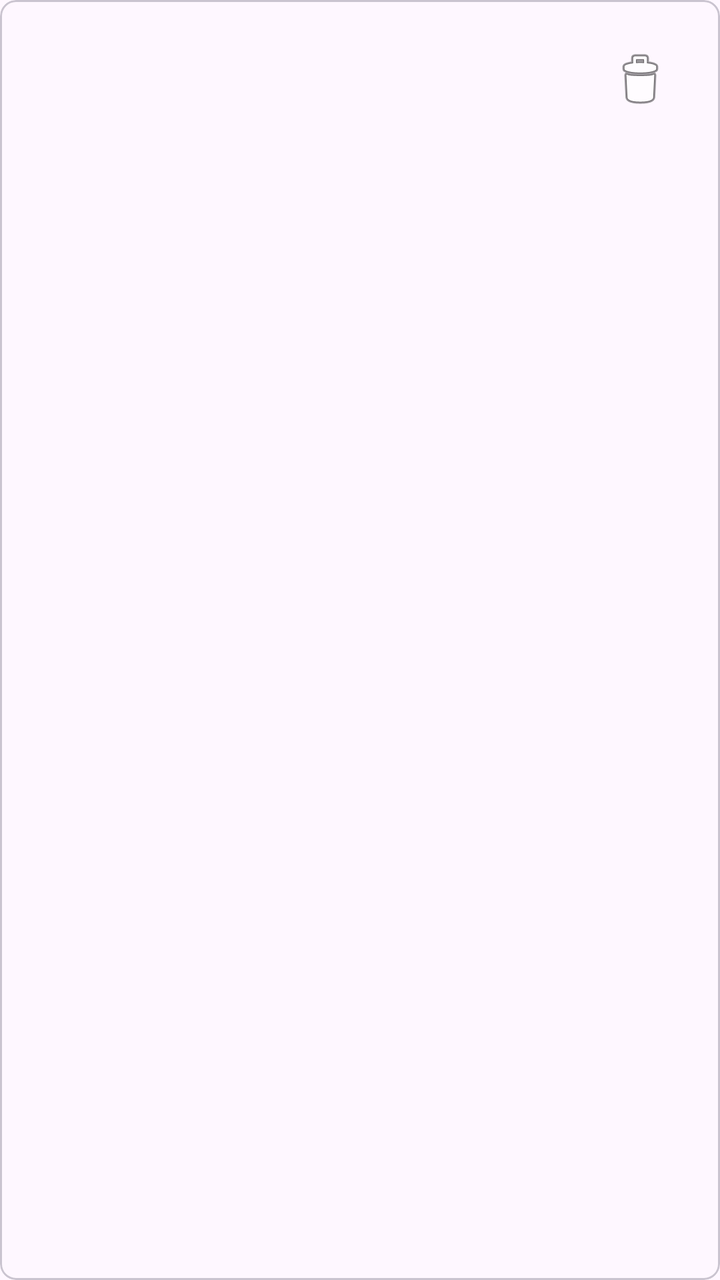
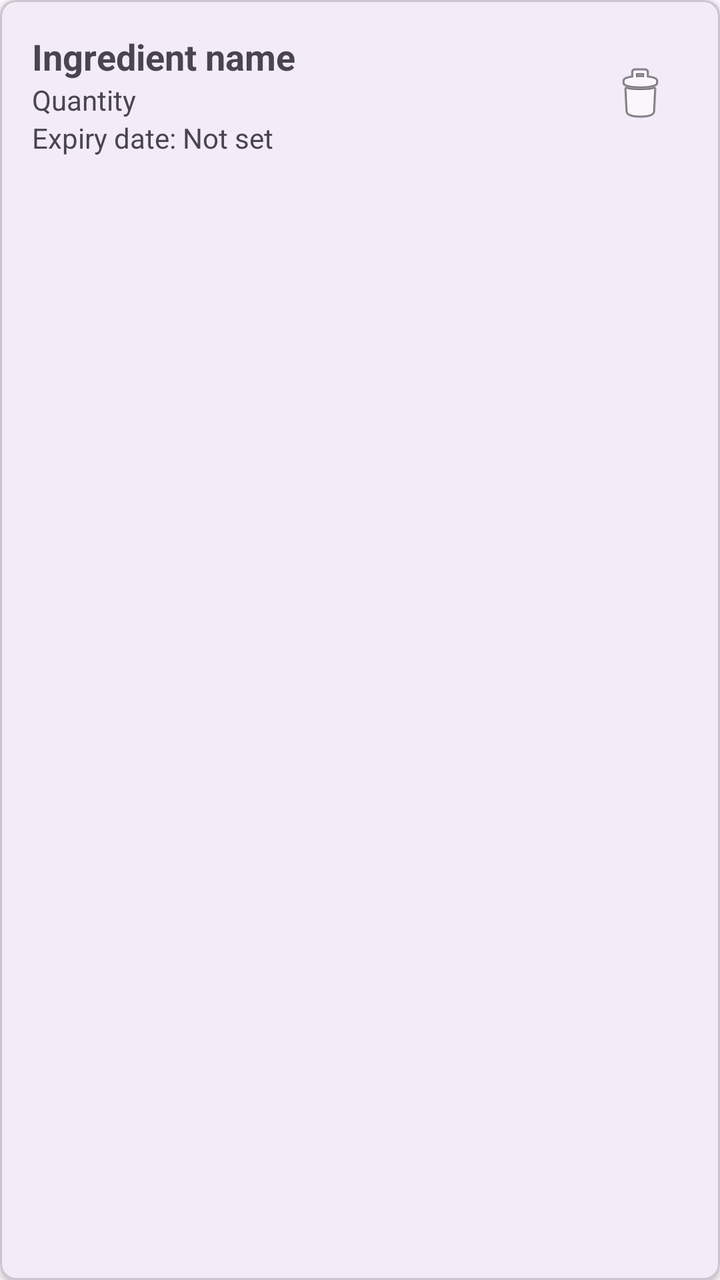

The first picture is an Android layout as it rendered before a commit; the second is the same layout after the commit. The layout source and the unified diff follow.
<!-- AndroidManifest.xml: application theme Theme.SmartPantryManager -->
<!-- res/layout/item_pantry.xml -->
<com.google.android.material.card.MaterialCardView
    xmlns:android="http://schemas.android.com/apk/res/android"
    xmlns:app="http://schemas.android.com/apk/res-auto"
    android:layout_width="match_parent"
    android:layout_height="wrap_content"
    android:layout_margin="6dp"
    app:cardCornerRadius="8dp">
    <LinearLayout
        android:layout_width="match_parent"
        android:layout_height="wrap_content"
        android:gravity="center_vertical"
        android:orientation="horizontal"
        android:padding="16dp">
        <LinearLayout
            android:layout_width="0dp"
            android:layout_height="wrap_content"
            android:layout_weight="1"
            android:orientation="vertical">
            <TextView
                android:id="@+id/tvName"
                android:layout_width="wrap_content"
                android:layout_height="wrap_content"
                android:textSize="18sp"
                android:textStyle="bold"/>
            <TextView
                android:id="@+id/tvDetails"
                android:layout_width="wrap_content"
                android:layout_height="wrap_content"
                android:textSize="14sp"/>
        </LinearLayout>
        <ImageButton
            android:id="@+id/btnDelete"
            android:layout_width="48dp"
            android:layout_height="48dp"
            android:background="?attr/selectableItemBackgroundBorderless"
            android:contentDescription="Delete ingredient"
            android:src="@android:drawable/ic_menu_delete"/>
    </LinearLayout>
</com.google.android.material.card.MaterialCardView>
<!-- resources referenced by this layout -->
<resources>
  <style name="Theme.SmartPantryManager" parent="Base.Theme.SmartPantryManager" />
  <style name="Base.Theme.SmartPantryManager" parent="Theme.Material3.DayNight.NoActionBar">
          
          
      </style>
</resources>

<!-- the commit's change to res/layout/item_pantry.xml (unified diff, before → after) -->
@@ -1,39 +1,58 @@
+<?xml version="1.0" encoding="utf-8"?>
 <com.google.android.material.card.MaterialCardView
     xmlns:android="http://schemas.android.com/apk/res/android"
     xmlns:app="http://schemas.android.com/apk/res-auto"
     android:layout_width="match_parent"
     android:layout_height="wrap_content"
     android:layout_margin="6dp"
-    app:cardCornerRadius="8dp">
+    app:cardCornerRadius="8dp"
+    app:cardElevation="2dp">
+
     <LinearLayout
         android:layout_width="match_parent"
         android:layout_height="wrap_content"
         android:gravity="center_vertical"
         android:orientation="horizontal"
         android:padding="16dp">
+
         <LinearLayout
             android:layout_width="0dp"
             android:layout_height="wrap_content"
             android:layout_weight="1"
             android:orientation="vertical">
+
             <TextView
-                android:id="@+id/tvName"
+                android:id="@+id/tvIngredientName"
                 android:layout_width="wrap_content"
                 android:layout_height="wrap_content"
+                android:text="Ingredient name"
                 android:textSize="18sp"
-                android:textStyle="bold"/>
+                android:textStyle="bold" />
+
             <TextView
-                android:id="@+id/tvDetails"
+                android:id="@+id/tvIngredientQuantity"
                 android:layout_width="wrap_content"
                 android:layout_height="wrap_content"
-                android:textSize="14sp"/>
+                android:text="Quantity"
+                android:textSize="14sp" />
+
+            <TextView
+                android:id="@+id/tvExpiryDate"
+                android:layout_width="wrap_content"
+                android:layout_height="wrap_content"
+                android:text="Expiry date: Not set"
+                android:textSize="14sp" />
+
         </LinearLayout>
+
         <ImageButton
             android:id="@+id/btnDelete"
             android:layout_width="48dp"
             android:layout_height="48dp"
             android:background="?attr/selectableItemBackgroundBorderless"
             android:contentDescription="Delete ingredient"
-            android:src="@android:drawable/ic_menu_delete"/>
+            android:src="@android:drawable/ic_menu_delete" />
+
     </LinearLayout>
+
 </com.google.android.material.card.MaterialCardView>
